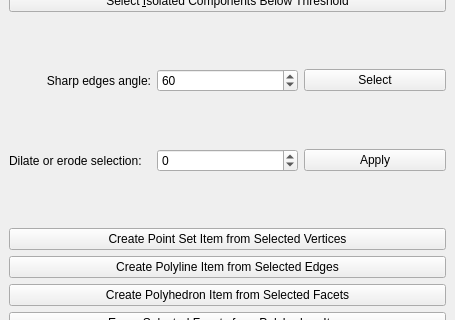
Old version of the form Polyhedron/demo/Polyhedron/Plugins/PMP/Selection_widget.ui in the repository CGAL/cgal; both pictures show x 0 to 455 and y 234 to 554 of the 455 by 684 pixel window.
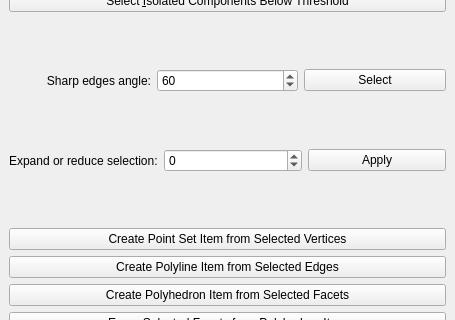
New version of the form.

Commit message: rename dilate/erode function after review

What changed in the file:
```diff
--- a/Polyhedron/demo/Polyhedron/Plugins/PMP/Selection_widget.ui
+++ b/Polyhedron/demo/Polyhedron/Plugins/PMP/Selection_widget.ui
@@ -261,7 +261,7 @@
       <item>
        <widget class="QLabel" name="label_5">
         <property name="text">
-         <string>Dilate or erode selection:</string>
+         <string>Expand or reduce selection:</string>
         </property>
        </widget>
       </item>
```
Left out of the diff: 4 changed lines with no effect on the pictures. The commit also changes 6 other files.
